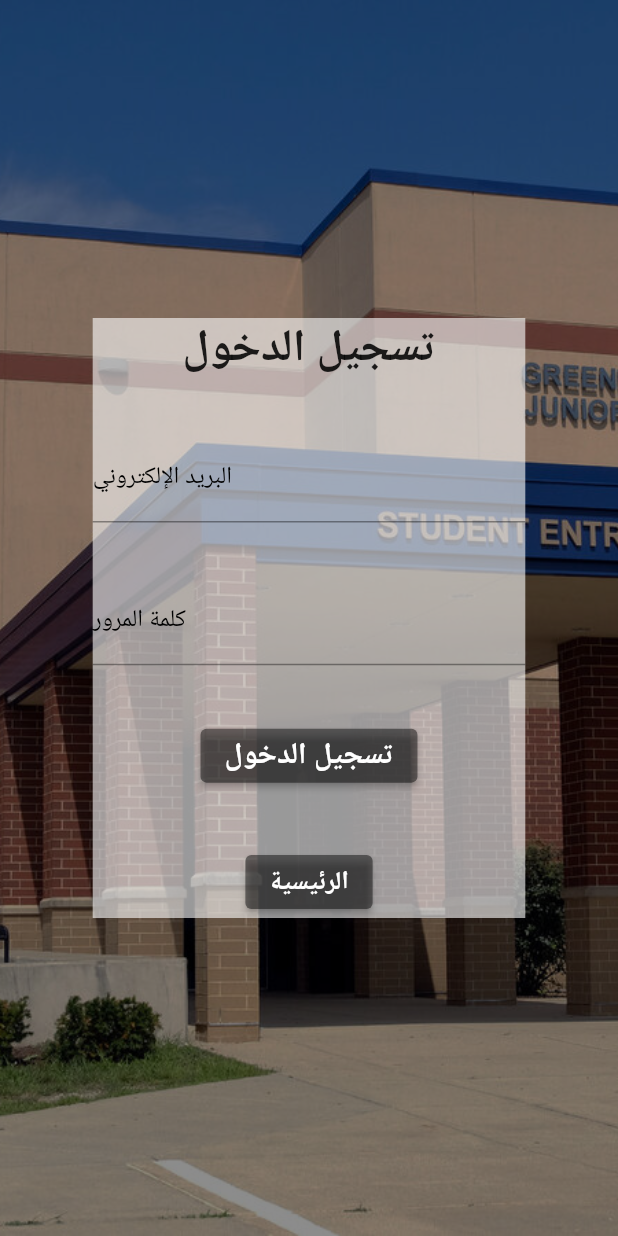
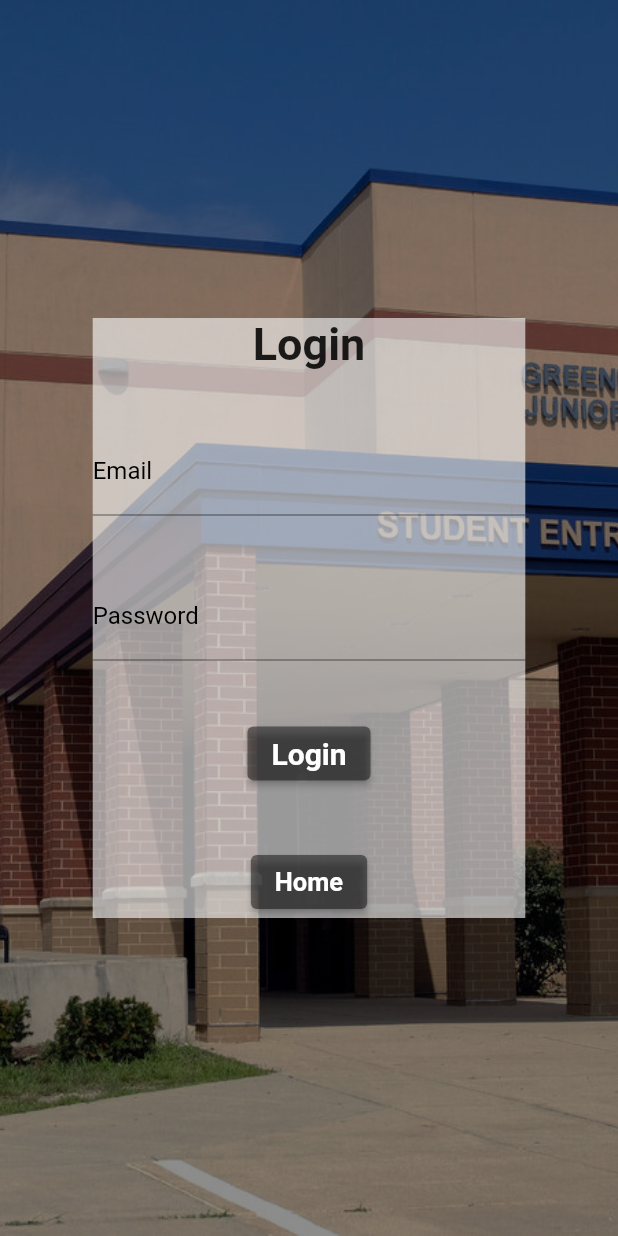
Before and after one commit to ARMADA-R/flutter_project, a Flutter app: the screen it shows after launch, after a tap on "Skip", on a phone screen of 412 x 824 dp. Run offline on Flutter 3.47's test engine with Material 2 defaults, Android fonts, the phone set to English and light mode, and no system bars; our stand-ins replace animated_splash_screen, flutter_image_slideshow, introduction_screen, shared_preferences.

Commit message:
rafi editing..

```diff
--- a/lib/main.dart
+++ b/lib/main.dart
@@ -15,13 +15,25 @@ void main() {
 }
 
 class MyApp extends StatelessWidget {
-  Future<SharedPreferences> _prefs = SharedPreferences.getInstance();
-//  Future<SharedPreferences> _prefs = SharedPreferences.getInstance();
+  // Future<SharedPreferences> _prefs = SharedPreferences.getInstance();
+  // Future<SharedPreferences> _prefs = SharedPreferences.getInstance();
 
+  // String lang = AppDeterminants().lang;
+  String? lang;
+
+  // langfun() async {
+  //
+  //   print(await AppDeterminants().lang);
+  //   return await AppDeterminants().lang;
+  // }
 
   @override
   Widget build(BuildContext context) {
-//    S.load(Locale(Provider.of<AppDeterminants>(context).lang));
+    Future.delayed(Duration.zero, () async {
+      this.lang = await AppDeterminants().lang;
+      S.load(Locale(this.lang!));
+    });
+
     return MaterialApp(
       //home: InputScreen(),
       debugShowCheckedModeBanner: false,
--- a/lib/modules/app_determinants.dart
+++ b/lib/modules/app_determinants.dart
@@ -12,10 +12,8 @@ SharedPreferences? prefs ;
  }
 
 
- get lang {
-   Future.delayed(Duration.zero, () async {
+ get lang async{
     this.prefs = await _prefs;
-   });
    return (prefs!.getString('lang')) ?? "en";
  }
 
--- a/lib/screens/login_screen.dart
+++ b/lib/screens/login_screen.dart
@@ -1,3 +1,4 @@
+import 'package:experienceapp/generated/l10n.dart';
 import 'package:experienceapp/screens/HomeScreen.dart';
 import 'package:flutter/cupertino.dart';
 import 'package:flutter/material.dart';
@@ -42,12 +43,12 @@ class _LogInScreenState extends State<LogInScreen> {
                       mainAxisAlignment: MainAxisAlignment.spaceBetween,
 
                       children: [
-                        Text('تسجيل الدخول', style: TextStyle(fontSize: 30,fontWeight: FontWeight.bold),),
+                        Text(S.of(context).login, style: TextStyle(fontSize: 30,fontWeight: FontWeight.bold),),
                         TextFormField(
                           textAlignVertical: TextAlignVertical.center,
                           textAlign: TextAlign.end,
                           decoration: InputDecoration(
-                              labelText: 'البريد الإلكتروني',
+                              labelText: S.of(context).email,
                               labelStyle: TextStyle(color: Colors.black),
                               hoverColor: Colors.black),
                           keyboardType: TextInputType.emailAddress,
@@ -57,7 +58,7 @@ class _LogInScreenState extends State<LogInScreen> {
                           textAlignVertical: TextAlignVertical.center,
                           textAlign: TextAlign.end,
                           decoration: InputDecoration(
-                              labelText: 'كلمة المرور',
+                              labelText: S.of(context).password,
                               labelStyle: TextStyle(color : Colors.black),
                               hoverColor: Colors.black),
                           keyboardType: TextInputType.visiblePassword,
@@ -69,7 +70,7 @@ class _LogInScreenState extends State<LogInScreen> {
                                     fontSize: 20,
                                     fontWeight: FontWeight.bold)
                             ),
-                          child: Text('تسجيل الدخول'),
+                          child: Text(S.of(context).login),
                           onPressed: () {
                         },
                         ),
@@ -88,7 +89,7 @@ class _LogInScreenState extends State<LogInScreen> {
                           });
 
                           },
-                            child: Text('الرئيسية'))
+                            child: Text(S.of(context).home))
                       ],
                     ),
                   ),
--- a/lib/screens/splash_screen.dart
+++ b/lib/screens/splash_screen.dart
@@ -34,7 +34,7 @@ class _SplashState extends State<Splash> {
       body: AnimatedSplashScreen(
         nextScreen: IntroScreen(title: 'IntroScreen',),
         splash: Icons.school,
-        duration: 3000,
+        duration: 1000,
       ),
     );
   }
```
